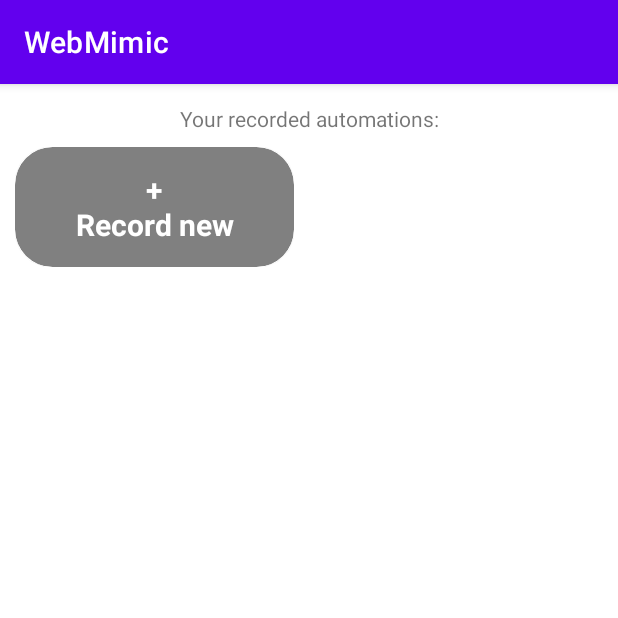
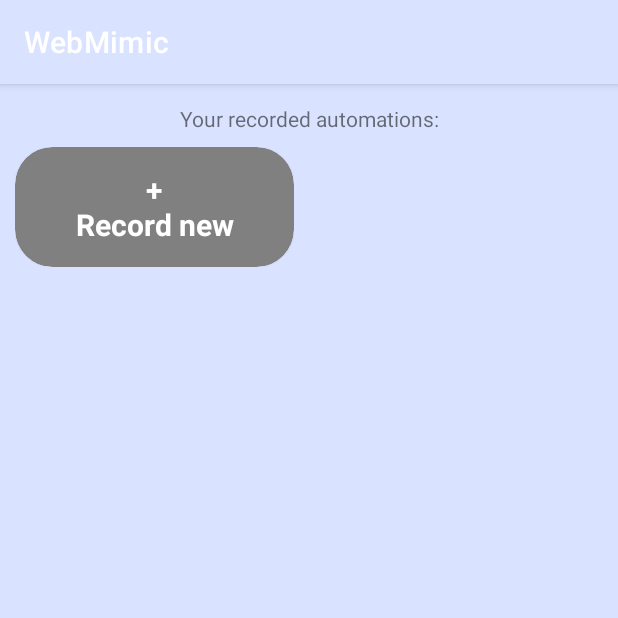
Before and after one commit to legendsayantan/WebMimic, an Android app: the screen it shows after launch (MainActivity), on a phone screen of 412 x 824 dp, the top half of it. Run offline under Robolectric (Android 15) with nearby library versions, the phone set to English and light mode, and no system bars.

Commit message:
fixed small bugs I think

```diff
--- a/app/src/main/java/com/legendsayantan/autoweb/activities/MainActivity.java
+++ b/app/src/main/java/com/legendsayantan/autoweb/activities/MainActivity.java
@@ -13,7 +13,9 @@ import android.content.ClipData;
 import android.content.ClipboardManager;
 import android.content.Context;
 import android.content.Intent;
+import android.content.res.Configuration;
 import android.graphics.PorterDuff;
+import android.graphics.drawable.ColorDrawable;
 import android.os.Build;
 import android.os.Bundle;
 import android.preference.PreferenceManager;
@@ -34,6 +36,7 @@ import com.legendsayantan.autoweb.adapters.GridAdapter;
 import com.legendsayantan.autoweb.interfaces.AutomationData;
 
 import java.util.ArrayList;
+import java.util.Objects;
 
 public class MainActivity extends AppCompatActivity {
     ArrayList<AutomationData> data;
@@ -43,6 +46,10 @@ public class MainActivity extends AppCompatActivity {
     protected void onCreate(Bundle savedInstanceState) {
         super.onCreate(savedInstanceState);
         setContentView(R.layout.activity_main);
+        findViewById(R.id.container).setBackgroundColor(ContextCompat.getColor(this, (getResources().getConfiguration().uiMode & Configuration.UI_MODE_NIGHT_MASK) == Configuration.UI_MODE_NIGHT_YES ? R.color.ic_launcher_background : R.color.ic_launcher_foreground));
+        getWindow().setStatusBarColor(ContextCompat.getColor(this, (getResources().getConfiguration().uiMode & Configuration.UI_MODE_NIGHT_MASK) == Configuration.UI_MODE_NIGHT_YES ? R.color.ic_launcher_background : R.color.ic_launcher_foreground));
+        //set action bar color
+        Objects.requireNonNull(getSupportActionBar()).setBackgroundDrawable(new ColorDrawable(ContextCompat.getColor(this, (getResources().getConfiguration().uiMode & Configuration.UI_MODE_NIGHT_MASK) == Configuration.UI_MODE_NIGHT_YES ? R.color.ic_launcher_background : R.color.ic_launcher_foreground)));
     }
 
     @SuppressLint("HardwareIds")
--- a/app/src/main/java/com/legendsayantan/autoweb/adapters/GridAdapter.java
+++ b/app/src/main/java/com/legendsayantan/autoweb/adapters/GridAdapter.java
@@ -48,8 +48,8 @@ public class GridAdapter extends ArrayAdapter<AutomationData> {
                 cardView.setCardBackgroundColor(Color.parseColor("#8B8000"));
                 break;
             case 3:
-                //set dark blue
-                cardView.setCardBackgroundColor(Color.parseColor("#00008B"));
+                //set darker blue
+                cardView.setCardBackgroundColor(Color.parseColor("#000070"));
                 break;
 
         }
--- a/app/src/main/java/com/legendsayantan/autoweb/workers/WebDriver.java
+++ b/app/src/main/java/com/legendsayantan/autoweb/workers/WebDriver.java
@@ -19,7 +19,7 @@ import com.legendsayantan.autoweb.BuildConfig;
  */
 public class WebDriver {
     Activity activity;
-    private WebView webView;
+    private final WebView webView;
     public WebDriver(Activity activity , WebView webView) {
         this.activity = activity;
         this.webView = webView;
--- /dev/null
+++ b/app/src/main/res/drawable/ic_baseline_close_24.xml
@@ -0,0 +1,5 @@
+<vector android:height="24dp" android:tint="#000000"
+    android:viewportHeight="24" android:viewportWidth="24"
+    android:width="24dp" xmlns:android="http://schemas.android.com/apk/res/android">
+    <path android:fillColor="@android:color/white" android:pathData="M19,6.41L17.59,5 12,10.59 6.41,5 5,6.41 10.59,12 5,17.59 6.41,19 12,13.41 17.59,19 19,17.59 13.41,12z"/>
+</vector>
--- a/app/src/main/res/layout/activity_executor.xml
+++ b/app/src/main/res/layout/activity_executor.xml
@@ -4,6 +4,7 @@
     xmlns:tools="http://schemas.android.com/tools"
     android:layout_width="match_parent"
     android:layout_height="match_parent"
+    android:id="@+id/container"
     tools:activity=".activities.ExecutorActivity">
 
     <LinearLayout
@@ -19,7 +20,7 @@
             android:id="@+id/back"
             android:layout_width="40dp"
             android:layout_height="40dp"
-            app:srcCompat="@drawable/ic_baseline_arrow_back_24"
+            app:srcCompat="@drawable/ic_baseline_close_24"
             app:tint="@color/design_default_color_secondary_variant" />
 
         <TextView
--- a/app/src/main/res/layout/activity_main.xml
+++ b/app/src/main/res/layout/activity_main.xml
@@ -1,5 +1,6 @@
 <?xml version="1.0" encoding="utf-8"?>
 <androidx.constraintlayout.widget.ConstraintLayout xmlns:android="http://schemas.android.com/apk/res/android"
+    android:id="@+id/container"
     xmlns:app="http://schemas.android.com/apk/res-auto"
     xmlns:tools="http://schemas.android.com/tools"
     android:layout_width="match_parent"
--- a/app/src/main/res/layout/activity_trainer.xml
+++ b/app/src/main/res/layout/activity_trainer.xml
@@ -3,6 +3,7 @@
     xmlns:app="http://schemas.android.com/apk/res-auto"
     xmlns:tools="http://schemas.android.com/tools"
     android:layout_width="match_parent"
+    android:id="@+id/container"
     android:layout_height="match_parent"
     tools:activity=".activities.TrainerActivity">
 
--- a/app/src/main/res/values-night/themes.xml
+++ b/app/src/main/res/values-night/themes.xml
@@ -4,11 +4,11 @@
         <!-- Primary brand c. -->
         <item name="colorPrimary">@color/purple_200</item>
         <item name="colorPrimaryVariant">@color/purple_700</item>
-        <item name="colorOnPrimary">@color/black</item>
+        <item name="colorOnPrimary">@color/ic_launcher_background</item>
         <!-- Secondary brand c. -->
         <item name="colorSecondary">@color/teal_200</item>
         <item name="colorSecondaryVariant">@color/teal_200</item>
-        <item name="colorOnSecondary">@color/black</item>
+        <item name="colorOnSecondary">@color/ic_launcher_background</item>
         <!-- Status bar c. -->
         <item name="android:statusBarColor">?attr/colorPrimaryVariant</item>
         <!-- Customize your theme here. -->
--- a/app/src/main/res/values/themes.xml
+++ b/app/src/main/res/values/themes.xml
@@ -4,11 +4,11 @@
         <!-- Primary brand c. -->
         <item name="colorPrimary">@color/purple_500</item>
         <item name="colorPrimaryVariant">@color/purple_700</item>
-        <item name="colorOnPrimary">@color/white</item>
+        <item name="colorOnPrimary">@color/ic_launcher_foreground</item>
         <!-- Secondary brand c. -->
         <item name="colorSecondary">@color/teal_200</item>
         <item name="colorSecondaryVariant">@color/teal_700</item>
-        <item name="colorOnSecondary">@color/black</item>
+        <item name="colorOnSecondary">@color/ic_launcher_background</item>
         <!-- Status bar c. -->
         <item name="android:statusBarColor">?attr/colorPrimaryVariant</item>
         <!-- Customize your theme here. -->
```
Also changed, not shown: app/src/main/java/com/legendsayantan/autoweb/activities/ExecutorActivity.java (+14 -8 lines), app/src/main/java/com/legendsayantan/autoweb/activities/TrainerActivity.java (+6 -2 lines).
